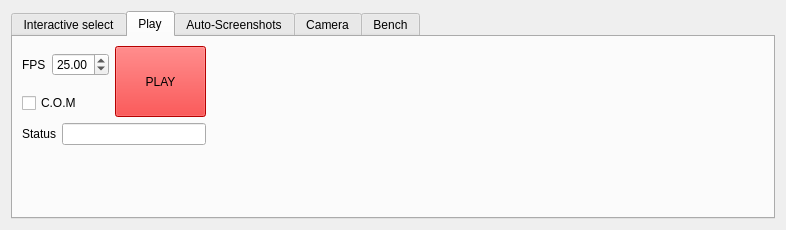
teuben/nemo, file usr/jcl/glnemo2/src/formoptions.ui: the form before one commit.
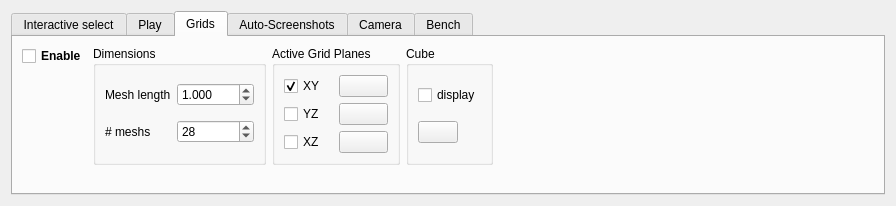
The form after the commit. Icons and pictures are not drawn.

Diff of the .ui file:
```diff
--- a/usr/jcl/glnemo2/src/formoptions.ui
+++ b/usr/jcl/glnemo2/src/formoptions.ui
@@ -9,8 +9,8 @@
    <rect>
     <x>0</x>
     <y>0</y>
-    <width>786</width>
-    <height>230</height>
+    <width>896</width>
+    <height>199</height>
    </rect>
   </property>
   <property name="windowTitle">
@@ -21,11 +21,11 @@
     <normaloff/>
    </iconset>
   </property>
-  <layout class="QGridLayout" name="gridLayout_7">
+  <layout class="QGridLayout" name="gridLayout_18">
    <item row="0" column="0">
     <widget class="QTabWidget" name="options_dialog">
      <property name="currentIndex">
-      <number>1</number>
+      <number>2</number>
      </property>
      <widget class="QWidget" name="tab_i_select">
       <attribute name="title">
@@ -1940,6 +1940,234 @@
        </item>
       </layout>
      </widget>
+     <widget class="QWidget" name="tab">
+      <attribute name="title">
+       <string>Grids</string>
+      </attribute>
+      <layout class="QGridLayout" name="gridLayout_19">
+       <item row="0" column="0">
+        <widget class="QCheckBox" name="show_grid_checkb">
+         <property name="font">
+          <font>
+           <weight>75</weight>
+           <bold>true</bold>
+          </font>
+         </property>
+         <property name="toolTip">
+          <string>Display grids and cube if they are activated</string>
+         </property>
+         <property name="text">
+          <string>Enable</string>
+         </property>
+        </widget>
+       </item>
+       <item row="0" column="1" rowspan="2">
+        <widget class="QGroupBox" name="groupBox_10">
+         <property name="font">
+          <font>
+           <weight>50</weight>
+           <bold>false</bold>
+          </font>
+         </property>
+         <property name="title">
+          <string>Dimensions</string>
+         </property>
+         <layout class="QGridLayout" name="gridLayout_17">
+          <item row="0" column="0">
+           <widget class="QLabel" name="label_13">
+            <property name="text">
+             <string>Mesh length</string>
+            </property>
+           </widget>
+          </item>
+          <item row="0" column="1">
+           <widget class="QDoubleSpinBox" name="mesh_length_spin">
+            <property name="toolTip">
+             <string>Grid's size mesh</string>
+            </property>
+            <property name="decimals">
+             <number>3</number>
+            </property>
+            <property name="maximum">
+             <double>9999.000000000000000</double>
+            </property>
+            <property name="value">
+             <double>1.000000000000000</double>
+            </property>
+           </widget>
+          </item>
+          <item row="1" column="0">
+           <widget class="QLabel" name="label_14">
+            <property name="text">
+             <string># meshs</string>
+            </property>
+           </widget>
+          </item>
+          <item row="1" column="1">
+           <widget class="QSpinBox" name="mesh_nb_spin">
+            <property name="toolTip">
+             <string>#meshs per grid</string>
+            </property>
+            <property name="maximum">
+             <number>999</number>
+            </property>
+            <property name="singleStep">
+             <number>1</number>
+            </property>
+            <property name="value">
+             <number>28</number>
+            </property>
+           </widget>
+          </item>
+         </layout>
+        </widget>
+       </item>
+       <item row="0" column="2" rowspan="2">
+        <widget class="QGroupBox" name="groupBox_9">
+         <property name="title">
+          <string>Active Grid Planes</string>
+         </property>
+         <layout class="QGridLayout" name="gridLayout_15">
+          <item row="0" column="0">
+           <widget class="QCheckBox" name="xy_checkb">
+            <property name="toolTip">
+             <string>display a grid in XY plane</string>
+            </property>
+            <property name="text">
+             <string>XY</string>
+            </property>
+            <property name="checked">
+             <bool>true</bool>
+            </property>
+           </widget>
+          </item>
+          <item row="0" column="1">
+           <widget class="QPushButton" name="xy_grid_color">
+            <property name="toolTip">
+             <string>Press button to change color</string>
+            </property>
+            <property name="text">
+             <string/>
+            </property>
+           </widget>
+          </item>
+          <item row="1" column="0">
+           <widget class="QCheckBox" name="yz_checkb">
+            <property name="toolTip">
+             <string>display a grid in YZ plane</string>
+            </property>
+            <property name="text">
+             <string>YZ</string>
+            </property>
+           </widget>
+          </item>
+          <item row="1" column="1">
+           <widget class="QPushButton" name="yz_grid_color">
+            <property name="toolTip">
+             <string>Press button to change color</string>
+            </property>
+            <property name="text">
+             <string/>
+            </property>
+           </widget>
+          </item>
+          <item row="2" column="0">
+           <widget class="QCheckBox" name="xz_checkb">
+            <property name="toolTip">
+             <string>display a grid in XZ plane</string>
+            </property>
+            <property name="text">
+             <string>XZ</string>
+            </property>
+           </widget>
+          </item>
+          <item row="2" column="1">
+           <widget class="QPushButton" name="xz_grid_color">
+            <property name="toolTip">
+             <string>Press button to change color</string>
+            </property>
+            <property name="text">
+             <string/>
+            </property>
+           </widget>
+          </item>
+         </layout>
+        </widget>
+       </item>
+       <item row="0" column="3" rowspan="2">
+        <widget class="QGroupBox" name="groupBox_11">
+         <property name="title">
+          <string>Cube</string>
+         </property>
+         <layout class="QGridLayout" name="gridLayout_7">
+          <item row="0" column="0">
+           <widget class="QCheckBox" name="cube_checkb">
+            <property name="toolTip">
+             <string>&lt;!DOCTYPE HTML PUBLIC &quot;-//W3C//DTD HTML 4.0//EN&quot; &quot;http://www.w3.org/TR/REC-html40/strict.dtd&quot;&gt;
+&lt;html&gt;&lt;head&gt;&lt;meta name=&quot;qrichtext&quot; content=&quot;1&quot; /&gt;&lt;style type=&quot;text/css&quot;&gt;
+p, li { white-space: pre-wrap; }
+&lt;/style&gt;&lt;/head&gt;&lt;body style=&quot; font-family:'Sans Serif'; font-size:9pt; font-weight:400; font-style:normal;&quot;&gt;
+&lt;table style=&quot;-qt-table-type: root; margin-top:4px; margin-bottom:4px; margin-left:4px; margin-right:4px;&quot;&gt;
+&lt;tr&gt;
+&lt;td style=&quot;border: none;&quot;&gt;
+&lt;p style=&quot; margin-top:0px; margin-bottom:0px; margin-left:0px; margin-right:0px; -qt-block-indent:0; text-indent:0px;&quot;&gt;Display a cube of size:&lt;/p&gt;
+&lt;p style=&quot; margin-top:0px; margin-bottom:0px; margin-left:0px; margin-right:0px; -qt-block-indent:0; text-indent:0px;&quot;&gt; &lt;span style=&quot; font-weight:600; color:#ff0000;&quot;&gt;MeshLength X #Meshs&lt;/span&gt;&lt;/p&gt;&lt;/td&gt;&lt;/tr&gt;&lt;/table&gt;&lt;/body&gt;&lt;/html&gt;</string>
+            </property>
+            <property name="text">
+             <string>display</string>
+            </property>
+           </widget>
+          </item>
+          <item row="1" column="0">
+           <widget class="QPushButton" name="cube_color">
+            <property name="sizePolicy">
+             <sizepolicy hsizetype="Fixed" vsizetype="Fixed">
+              <horstretch>0</horstretch>
+              <verstretch>0</verstretch>
+             </sizepolicy>
+            </property>
+            <property name="toolTip">
+             <string>Press button to change color</string>
+            </property>
+            <property name="text">
+             <string/>
+            </property>
+            <property name="autoDefault">
+             <bool>true</bool>
+            </property>
+           </widget>
+          </item>
+         </layout>
+        </widget>
+       </item>
+       <item row="1" column="4">
+        <spacer name="horizontalSpacer_7">
+         <property name="orientation">
+          <enum>Qt::Horizontal</enum>
+         </property>
+         <property name="sizeHint" stdset="0">
+          <size>
+           <width>307</width>
+           <height>74</height>
+          </size>
+         </property>
+        </spacer>
+       </item>
+       <item row="2" column="2">
+        <spacer name="verticalSpacer_7">
+         <property name="orientation">
+          <enum>Qt::Vertical</enum>
+         </property>
+         <property name="sizeHint" stdset="0">
+          <size>
+           <width>20</width>
+           <height>40</height>
+          </size>
+         </property>
+        </spacer>
+       </item>
+      </layout>
+     </widget>
      <widget class="QWidget" name="tab_screenshot">
       <attribute name="title">
        <string>Auto-Screenshots</string>
```
